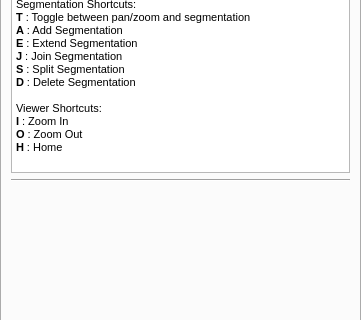
First picture: the form in src/napari_akseg/akseg_ui.ui, repository piedrro/napari-akseg, before the edit; both pictures show x 0 to 361 and y 325 to 645 of the 361 by 834 pixel window.
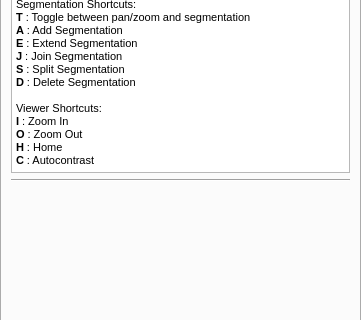
Second picture: the form after the edit. The open tabs and pages were chosen to show the change.

Commit message: Added autocontrast button

```diff
--- a/src/napari_akseg/akseg_ui.ui
+++ b/src/napari_akseg/akseg_ui.ui
@@ -1082,6 +1082,7 @@
 &lt;p style=&quot; margin-top:0px; margin-bottom:0px; margin-left:0px; margin-right:0px; -qt-block-indent:0; text-indent:0px;&quot;&gt;&lt;span style=&quot; font-weight:600;&quot;&gt;I&lt;/span&gt; : Zoom In&lt;/p&gt;
 &lt;p style=&quot; margin-top:0px; margin-bottom:0px; margin-left:0px; margin-right:0px; -qt-block-indent:0; text-indent:0px;&quot;&gt;&lt;span style=&quot; font-weight:600;&quot;&gt;O&lt;/span&gt; : Zoom Out&lt;/p&gt;
 &lt;p style=&quot; margin-top:0px; margin-bottom:0px; margin-left:0px; margin-right:0px; -qt-block-indent:0; text-indent:0px;&quot;&gt;&lt;span style=&quot; font-weight:600;&quot;&gt;H&lt;/span&gt; : Home&lt;/p&gt;
+&lt;p style=&quot; margin-top:0px; margin-bottom:0px; margin-left:0px; margin-right:0px; -qt-block-indent:0; text-indent:0px;&quot;&gt;&lt;span style=&quot; font-weight:600;&quot;&gt;C&lt;/span&gt; : Autocontrast&lt;/p&gt;
 &lt;p style=&quot;-qt-paragraph-type:empty; margin-top:0px; margin-bottom:0px; margin-left:0px; margin-right:0px; -qt-block-indent:0; text-indent:0px;&quot;&gt;&lt;br /&gt;&lt;/p&gt;&lt;/body&gt;&lt;/html&gt;</string>
       </property>
      </widget>
```
The commit also changes 2 other files.
